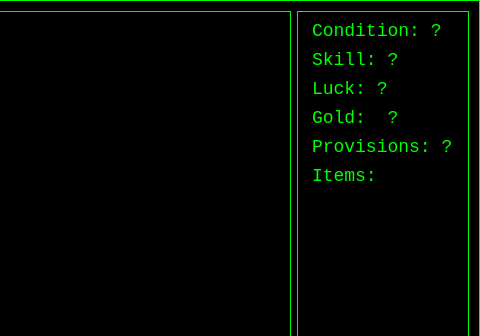
Old version of the form QtCreator/qtgamedialog.ui in the repository richelbilderbeek/HetRoversnest; both pictures show x 251 to 731 and y 0 to 336 of the 731 by 606 pixel window.
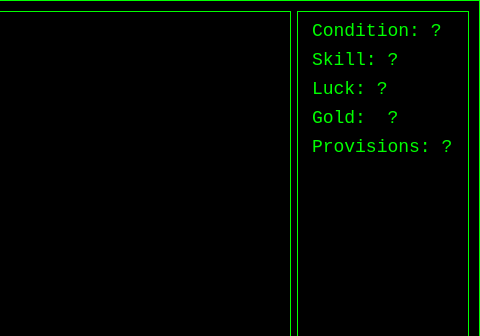
New version of the form. Icons and pictures are not drawn.

Commit message: Nice font

```diff
--- a/QtCreator/qtgamedialog.ui
+++ b/QtCreator/qtgamedialog.ui
@@ -20,7 +20,7 @@
 }
 
 QPlainTextEdit {
-  font: 18px  monospace;
+  font: 32px  &quot;URW Chancery L&quot;;
   color: lime;
   background-color: black;
   border: 1px solid lime
@@ -31,7 +31,18 @@
   border: 1px solid black;
   color: lime;
   background-color: black
-}</string>
+}
+
+QScrollBar {
+  color: lime;
+  background-color: black;
+  border: 1px solid lime
+}
+
+QScrollBar::handle {
+  background: green
+}
+</string>
   </property>
   <layout class="QGridLayout" name="gridLayout">
    <item row="0" column="0">
@@ -63,7 +74,7 @@
         </property>
        </widget>
       </item>
-      <item row="6" column="0">
+      <item row="5" column="0">
        <spacer name="verticalSpacer">
         <property name="orientation">
          <enum>Qt::Vertical</enum>
@@ -114,13 +125,6 @@
         </property>
        </widget>
       </item>
-      <item row="5" column="0" colspan="2">
-       <widget class="QLabel" name="label_items">
-        <property name="text">
-         <string>Items:</string>
-        </property>
-       </widget>
-      </item>
      </layout>
     </widget>
    </item>
```
Left out of the diff: 11 changed lines with no effect on the pictures. The commit also changes 12 other files.
